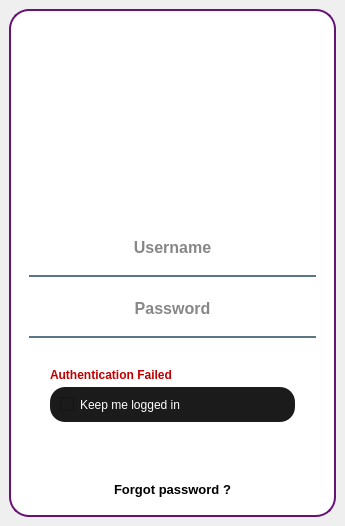
Before: the Qt Designer form login.ui in HoangLT2603/traffic-count-vehicle, drawn with Qt 5.
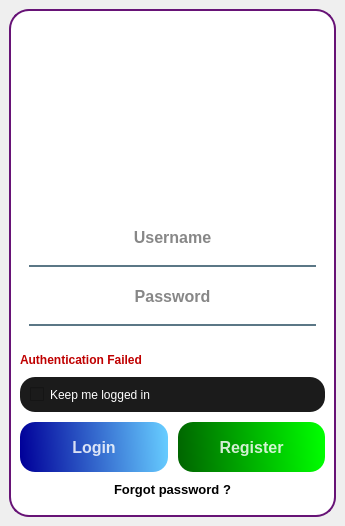
After: the same form once the commit is applied. Icons and pictures are not drawn.

Patch:
```diff
--- a/login.ui
+++ b/login.ui
@@ -222,35 +222,87 @@
          </property>
          <layout class="QGridLayout" name="gridLayout">
           <property name="leftMargin">
-           <number>30</number>
+           <number>0</number>
           </property>
           <property name="rightMargin">
-           <number>30</number>
-          </property>
-          <property name="horizontalSpacing">
            <number>0</number>
           </property>
-          <property name="verticalSpacing">
-           <number>5</number>
+          <property name="spacing">
+           <number>10</number>
           </property>
-          <item row="3" column="0">
-           <widget class="QLabel" name="login_erorr">
+          <item row="5" column="0">
+           <widget class="QPushButton" name="btn_login">
+            <property name="minimumSize">
+             <size>
+              <width>0</width>
+              <height>50</height>
+             </size>
+            </property>
             <property name="font">
              <font>
-              <pointsize>9</pointsize>
+              <pointsize>12</pointsize>
               <weight>75</weight>
               <bold>true</bold>
              </font>
             </property>
             <property name="styleSheet">
-             <string notr="true">color: rgb(191, 0, 0);</string>
+             <string notr="true">QPushButton{
+	background-color: qlineargradient(spread:pad,x1:0, y1:0.505682,x2:1,y2:0.477,stop:0 #000099,stop:1 #66ccff);
+	color:rgba(255,255,255,210);
+	border-radius:15px;
+
+}
+QPushButton:hover{
+	background-color: qlineargradient(spread:pad,x1:0, y1:0.505682,x2:1,y2:0.477,stop:0 rgba(11,123,111.219),stop:1 rgna(85,81,84,226));
+}
+QPushButton:pressed{
+	padding-left:5px;
+	padding-top:5px;
+	background-color:rgba(150,123,111,255);
+}</string>
             </property>
             <property name="text">
-             <string>Authentication Failed</string>
+             <string>Login</string>
             </property>
            </widget>
           </item>
-          <item row="4" column="0">
+          <item row="5" column="1">
+           <widget class="QPushButton" name="btn_register">
+            <property name="minimumSize">
+             <size>
+              <width>0</width>
+              <height>50</height>
+             </size>
+            </property>
+            <property name="font">
+             <font>
+              <pointsize>12</pointsize>
+              <weight>75</weight>
+              <bold>true</bold>
+             </font>
+            </property>
+            <property name="styleSheet">
+             <string notr="true">QPushButton{
+	background-color: qlineargradient(spread:pad,x1:0, y1:0.505682,x2:1,y2:0.477,stop:0 #006600,stop:1 #00ff00);
+	color:rgba(255,255,255,210);
+	border-radius:15px;
+
+}
+QPushButton:hover{
+	background-color: qlineargradient(spread:pad,x1:0, y1:0.505682,x2:1,y2:0.477,stop:0 rgba(11,123,111.219),stop:1 rgna(85,81,84,226));
+}
+QPushButton:pressed{
+	padding-left:5px;
+	padding-top:5px;
+	background-color:rgba(150,123,111,255);
+}</string>
+            </property>
+            <property name="text">
+             <string>Register</string>
+            </property>
+           </widget>
+          </item>
+          <item row="4" column="0" colspan="2">
            <widget class="QCheckBox" name="check_login">
             <property name="styleSheet">
              <string notr="true">QCheckBox{
@@ -270,43 +322,24 @@
             </property>
            </widget>
           </item>
-          <item row="5" column="0">
-           <widget class="QPushButton" name="btn_login">
-            <property name="minimumSize">
-             <size>
-              <width>150</width>
-              <height>50</height>
-             </size>
-            </property>
+          <item row="3" column="0" colspan="2">
+           <widget class="QLabel" name="login_erorr">
             <property name="font">
              <font>
-              <pointsize>12</pointsize>
+              <pointsize>9</pointsize>
               <weight>75</weight>
               <bold>true</bold>
              </font>
             </property>
             <property name="styleSheet">
-             <string notr="true">QPushButton{
-	background-color: qlineargradient(spread:pad,x1:0, y1:0.505682,x2:1,y2:0.477,stop:0 rgba(11,131,120.219),stop:1 rgna(85,98,112,226));
-	color:rgba(255,255,255,210);
-	border-radius:15px;
-
-}
-QPushButton:hover{
-	background-color: qlineargradient(spread:pad,x1:0, y1:0.505682,x2:1,y2:0.477,stop:0 rgba(11,123,111.219),stop:1 rgna(85,81,84,226));
-}
-QPushButton:pressed{
-	padding-left:5px;
-	padding-top:5px;
-	background-color:rgba(150,123,111,255);
-}</string>
+             <string notr="true">color: rgb(191, 0, 0);</string>
             </property>
             <property name="text">
-             <string>Login</string>
+             <string>Authentication Failed</string>
             </property>
            </widget>
           </item>
-          <item row="6" column="0">
+          <item row="6" column="0" colspan="2">
            <widget class="QPushButton" name="btn_forgot">
             <property name="font">
              <font>
```
Left out of the diff: 4 changed lines with no effect on the pictures.
